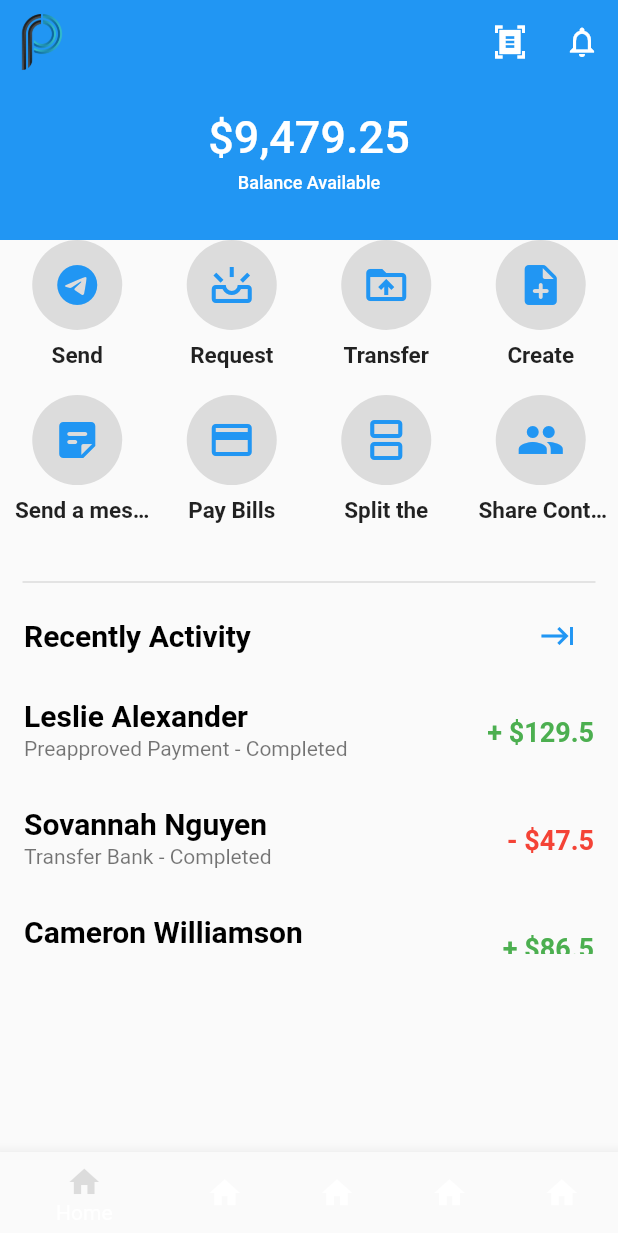
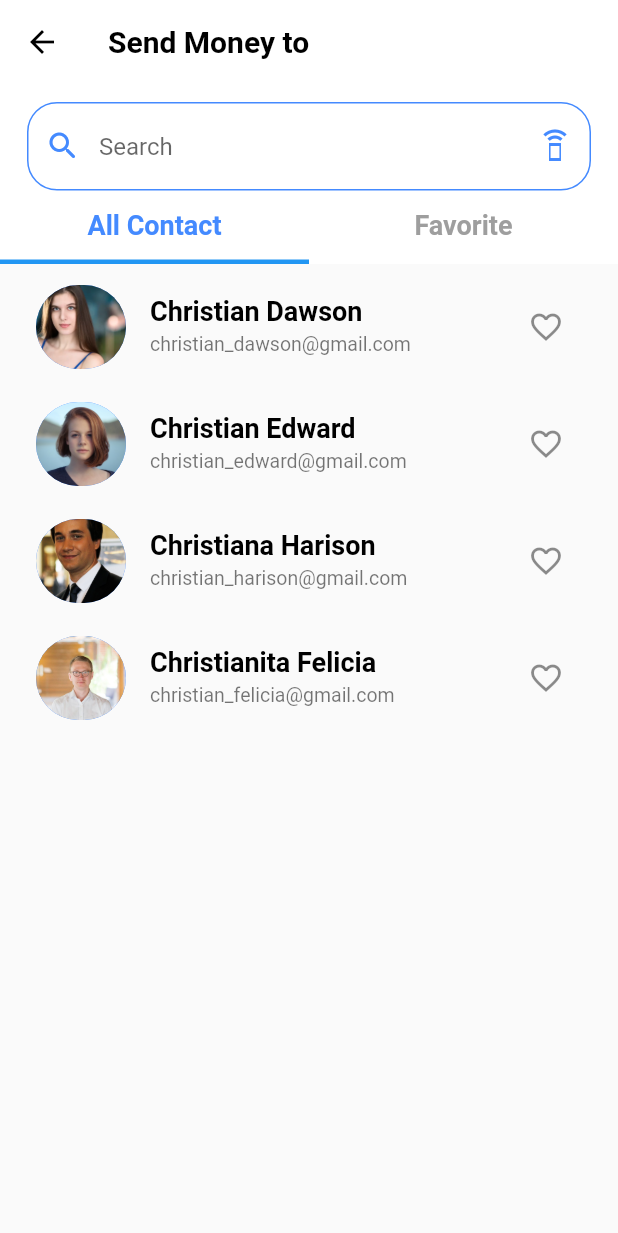
Before and after one commit to VISAL-NY/demo, a Flutter app: the screen it shows after launch, after a tap on the "keyboard tab" icon, on a phone screen of 412 x 824 dp. Shown: the top 1233 px of the screen. Run offline on Flutter 3.47's test engine with Material 2 defaults, Android fonts, the phone set to English and light mode, and no system bars.

```diff
--- a/lib/main.dart
+++ b/lib/main.dart
@@ -2,11 +2,17 @@
 
 import 'package:demo/pages/login_page.dart';
 import 'package:demo/pages/second_page.dart';
+import 'package:demo/pages/thirth_page.dart';
 import 'package:flutter/cupertino.dart';
 import 'package:flutter/material.dart';
 
 void main(){
-  runApp(SecondPage());
+  runApp(
+    MaterialApp(
+      home:  SecondPage(),
+    )
+
+  );
 }
 
 class MyApp extends StatelessWidget {
--- /dev/null
+++ b/lib/model/people.dart
@@ -0,0 +1,9 @@
+
+
+class People{
+  final String name;
+  final String email;
+  final String image;
+
+  People(this.name, this.email, this.image);
+}
--- a/lib/pages/second_page.dart
+++ b/lib/pages/second_page.dart
@@ -1,5 +1,6 @@
 
 
+import 'package:demo/pages/thirth_page.dart';
 import 'package:flutter/material.dart';
 
 class SecondPage extends StatefulWidget {
@@ -11,10 +12,10 @@ class SecondPage extends StatefulWidget {
 
 class _SecondPageState extends State<SecondPage> {
   //String dollar_sign="\$";
+  int _selectedIndex=0;
   @override
   Widget build(BuildContext context) {
-    return MaterialApp(
-      home: Scaffold(
+    return Scaffold(
         body: CustomScrollView(
           slivers: [
             SliverAppBar(
@@ -62,7 +63,7 @@ class _SecondPageState extends State<SecondPage> {
                            height: 60,
                            child: Icon(Icons.telegram,color: Colors.blue,size: 32,),
                            decoration: BoxDecoration(
-                             color: Colors.black12,
+                             color: Colors.black12.withOpacity(0.05),
                              borderRadius: BorderRadius.circular(50)
                            ),
                          ),
@@ -87,7 +88,7 @@ class _SecondPageState extends State<SecondPage> {
                               height: 60,
                               child: Icon(Icons.upcoming_outlined,color: Colors.blue,size: 32,),
                               decoration: BoxDecoration(
-                                  color: Colors.black12,
+                                  color: Colors.black12.withOpacity(0.05),
                                   borderRadius: BorderRadius.circular(50)
                               ),
                             ),
@@ -112,7 +113,7 @@ class _SecondPageState extends State<SecondPage> {
                               height: 60,
                               child: Icon(Icons.drive_folder_upload,color: Colors.blue,size: 32,),
                               decoration: BoxDecoration(
-                                  color: Colors.black12,
+                                  color: Colors.black12.withOpacity(0.05),
                                   borderRadius: BorderRadius.circular(50)
                               ),
                             ),
@@ -137,7 +138,7 @@ class _SecondPageState extends State<SecondPage> {
                               height: 60,
                               child: Icon(Icons.note_add_rounded,color: Colors.blue,size: 32,),
                               decoration: BoxDecoration(
-                                  color: Colors.black12,
+                                  color: Colors.black12.withOpacity(0.05),
                                   borderRadius: BorderRadius.circular(50)
                               ),
                             ),
@@ -163,7 +164,7 @@ class _SecondPageState extends State<SecondPage> {
                               height: 60,
                               child: Icon(Icons.sticky_note_2_rounded,color: Colors.blue,size: 32,),
                               decoration: BoxDecoration(
-                                  color: Colors.black12,
+                                  color: Colors.black12.withOpacity(0.05),
                                   borderRadius: BorderRadius.circular(50)
                               ),
                             ),
@@ -188,7 +189,7 @@ class _SecondPageState extends State<SecondPage> {
                               height: 60,
                               child: Icon(Icons.payment_outlined,color: Colors.blue,size: 32,),
                               decoration: BoxDecoration(
-                                  color: Colors.black12,
+                                  color: Colors.black12.withOpacity(0.05),
                                   borderRadius: BorderRadius.circular(50)
                               ),
                             ),
@@ -213,7 +214,7 @@ class _SecondPageState extends State<SecondPage> {
                               height: 60,
                               child: Icon(Icons.splitscreen_rounded,color: Colors.blue,size: 32,),
                               decoration: BoxDecoration(
-                                  color: Colors.black12,
+                                  color: Colors.black12.withOpacity(0.05),
                                   borderRadius: BorderRadius.circular(50)
                               ),
                             ),
@@ -238,7 +239,7 @@ class _SecondPageState extends State<SecondPage> {
                               height: 60,
                               child: Icon(Icons.group,color: Colors.blue,size: 32,),
                               decoration: BoxDecoration(
-                                  color: Colors.black12,
+                                  color: Colors.black12.withOpacity(0.05),
                                   borderRadius: BorderRadius.circular(50)
                               ),
                             ),
@@ -276,7 +277,12 @@ class _SecondPageState extends State<SecondPage> {
                         fontWeight: FontWeight.bold,
                         fontSize: 20
                       ),),
-                      trailing: IconButton(icon: Icon(Icons.keyboard_tab,color: Colors.blue,),onPressed: (){},),
+                      trailing: IconButton(icon: Icon(Icons.keyboard_tab,color: Colors.blue,),
+                        onPressed: (){
+                        print("new page");
+                         Navigator.of(context).push(MaterialPageRoute(builder: (context)=>ThirdthPage()));
+                        //Navigator.push(context, MaterialPageRoute(builder: (context)=>ThirdthPage()));
+                      },),
                     ),
                     ListTile(
                       title: Text("Leslie Alexander",style: TextStyle(
@@ -339,19 +345,31 @@ class _SecondPageState extends State<SecondPage> {
           ],
         ),
         bottomNavigationBar: BottomNavigationBar(
-          backgroundColor:Colors.grey,
-          currentIndex:0 ,
-          items: [
+         //backgroundColor:Colors.red,
+          onTap: ( int index){
+            setState((){
+              _selectedIndex=index;
+            });
+          },
+          type: BottomNavigationBarType.fixed,
+          currentIndex:_selectedIndex ,
+          selectedItemColor: Colors.blueAccent,
+          unselectedItemColor: Colors.black12,
+          unselectedLabelStyle: TextStyle(color: Colors.black),
+          items:const [
             BottomNavigationBarItem(
-                icon: Icon(Icons.home,color: Colors.black12,),label: "Home",
+              icon: Icon(Icons.home,)
+              ,label: "Home",
             ),
-            BottomNavigationBarItem(icon: Icon(Icons.home),label: "Home"),
-            BottomNavigationBarItem(icon: Icon(Icons.home),label: "Home"),
-            BottomNavigationBarItem(icon: Icon(Icons.home),label: "Home"),
-            BottomNavigationBarItem(icon: Icon(Icons.home),label: "Home")
+            BottomNavigationBarItem(
+              icon: Icon(Icons.local_activity_outlined),
+              label: 'Activity',
+            ),
+            BottomNavigationBarItem(icon: Icon(Icons.analytics),label: "Analytics"),
+            BottomNavigationBarItem(icon: Icon(Icons.note_alt_rounded),label: "Invoicing"),
+            BottomNavigationBarItem(icon: Icon(Icons.more_horiz_rounded),label: "More")
           ],
         ),
-      ),
     );
   }
 
--- /dev/null
+++ b/lib/pages/thirth_page.dart
@@ -0,0 +1,130 @@
+import 'package:demo/pages/four_page.dart';
+import 'package:flutter/material.dart';
+import 'package:demo/model/people.dart';
+
+class ThirdthPage extends StatefulWidget {
+  const ThirdthPage({Key? key}) : super(key: key);
+
+  @override
+  State<ThirdthPage> createState() => _ThirdthPageState();
+}
+
+class _ThirdthPageState extends State<ThirdthPage> {
+  bool _favoriteselected=true;
+  int _selected=0;
+  List<People> peoplelist=[
+    People("Christian Dawson", "christian_dawson@gmail.com", "asset/people1.webp"),
+    People("Christian Edward", "christian_edward@gmail.com", "asset/people2.jpg"),
+    People("Christiana Harison", "christian_harison@gmail.com", "asset/people3.jpg"),
+    People("Christianita Felicia", "christian_felicia@gmail.com", "asset/people4.jpg")
+  ];
+  @override
+  Widget build(BuildContext context) {
+    return MaterialApp(
+      home: DefaultTabController(
+        length: 2,
+        child:  Scaffold(
+            appBar: _buildAppbar,
+            body:TabBarView(
+              children: [
+                Container(
+                  child: ListView.builder(
+                      itemCount: peoplelist.length,
+                      itemBuilder: (context,index){
+                        return Padding(
+                          padding: const EdgeInsets.only(left: 8,right: 8,top: 6),
+                          child: InkWell(
+                            onTap: (){
+                              Navigator.push(context, MaterialPageRoute(builder: (context)=>FourPage()));
+                            },
+                            child: ListTile(
+                              leading: ClipRRect(
+                                borderRadius: BorderRadius.circular(50),
+                                child: Container(
+                                  color: Colors.blueAccent,
+                                  width: 60,
+                                  height: 60,
+                                  child: Image.asset(peoplelist[index].image,fit: BoxFit.cover,),
+                                ),
+                              ),
+                              title: Text(peoplelist[index].name,style: TextStyle(color: Colors.black,fontSize: 18,fontWeight: FontWeight.bold),),
+                              subtitle: Padding(
+                                padding: const EdgeInsets.only(top: 3),
+                                child: Text(peoplelist[index].email,style: TextStyle(fontSize: 13),maxLines: 1,softWrap: false,overflow: TextOverflow.ellipsis,),
+                              ),
+                              trailing: IconButton(icon:Icon(Icons.favorite_border_outlined),
+                              onPressed: (){
+                                // setState((){
+                                //   // _favoriteselected=!_favoriteselected;
+                                //   // print("people${peoplelist[index]}");
+                                // });
+                              },),
+                            ),
+                          ),
+                        );
+                      }
+                  ),
+                ),
+                Container()
+              ],
+            )
+          ),
+        ),
+    );
+  }
+  get _buildAppbar{
+    return AppBar(
+      backgroundColor: Colors.white,
+      elevation: 0,
+      leading: IconButton(icon: Icon(Icons.arrow_back,color: Colors.black,),onPressed: (){
+        Navigator.pop(context);
+      },),
+      title: Text("Send Money to",style: TextStyle(color: Colors.black,fontSize: 20,fontWeight: FontWeight.bold),),
+      bottom: PreferredSize(
+          preferredSize: Size(MediaQuery.of(context).size.width, 120),
+          child:Column(
+            //mainAxisSize: MainAxisSize.min,
+            children: [
+              Container(
+                child: Padding(
+                  padding: const EdgeInsets.only(left: 18,right: 18),
+                  child: TextField(
+                    decoration: InputDecoration(
+                      enabledBorder:OutlineInputBorder(borderSide: BorderSide(color: Colors.blueAccent),borderRadius: BorderRadius.circular(20)),
+                      hintText: "Search",
+                      prefixIcon: Icon(Icons.search_rounded,color: Colors.blueAccent,),
+                      border: OutlineInputBorder(
+                        borderRadius: BorderRadius.circular(20),
+                      ),
+                      suffixIcon: Icon(Icons.speaker_phone_sharp,color: Colors.blueAccent,),
+                      //suffixIconColor: Colors.blueAccent
+                    ),
+                  ),
+                ),
+              ),
+
+              TabBar(
+                onTap: (index){
+                  setState((){
+                    _selected=index;
+                    //_tabselected;
+                  });
+                },
+                    indicatorWeight: 3,
+                    tabs: [
+                      Tab(
+                        child: Text("All Contact",style: TextStyle(color:_selected==0?Colors.blueAccent:Colors.grey,fontSize: 18,fontWeight: FontWeight.bold),),
+                      ),
+                      Tab(
+                        child: Text("Favorite",style: TextStyle(color:_selected==1?Colors.blueAccent:Colors.grey,fontSize: 18,fontWeight: FontWeight.bold),),
+                      ),
+
+                    ],
+                  )
+            ],
+          )
+      ),
+    );
+  }
+
+}
--- a/pubspec.yaml
+++ b/pubspec.yaml
@@ -66,6 +66,10 @@ flutter:
     - asset/001-search.png
     - asset/002-facebook.png
     - asset/003-apple.png
+    - asset/people1.webp
+    - asset/people2.jpg
+    - asset/people3.jpg
+    - asset/people4.jpg
   #   - images/a_dot_ham.jpeg
 
   # An image asset can refer to one or more resolution-specific "variants", see
```
Also changed, not shown: lib/pages/four_page.dart (added, +121 -0 lines), asset/people1.webp (added), asset/people2.jpg (added), asset/people3.jpg (added), asset/people4.jpg (added), pubspec.lock.
